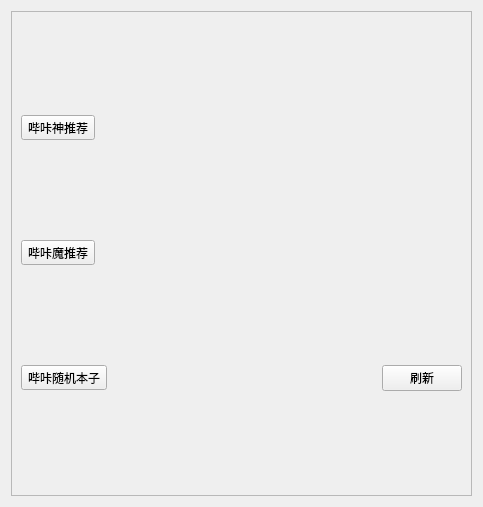
Qt form ui/index.ui (tonquer/picacg-qt) before a commit.
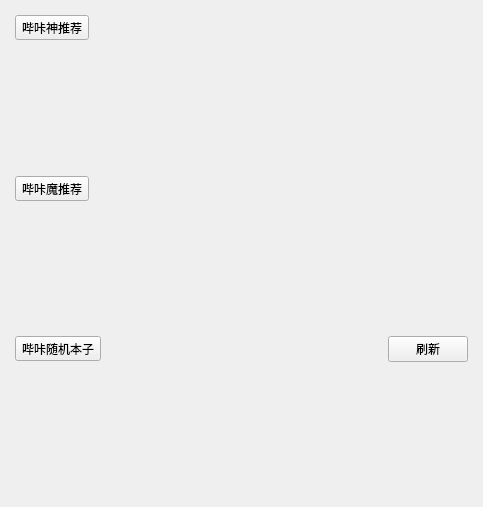
The same form after that commit. Custom widgets are drawn as their Qt base class.

Diff of the .ui file:
```diff
--- a/ui/index.ui
+++ b/ui/index.ui
@@ -14,8 +14,26 @@
    <string>Form</string>
   </property>
   <layout class="QVBoxLayout" name="verticalLayout">
+   <property name="leftMargin">
+    <number>6</number>
+   </property>
+   <property name="topMargin">
+    <number>6</number>
+   </property>
+   <property name="rightMargin">
+    <number>6</number>
+   </property>
+   <property name="bottomMargin">
+    <number>6</number>
+   </property>
    <item>
     <widget class="QScrollArea" name="scrollArea">
+     <property name="autoFillBackground">
+      <bool>false</bool>
+     </property>
+     <property name="frameShape">
+      <enum>QFrame::NoFrame</enum>
+     </property>
      <property name="widgetResizable">
       <bool>true</bool>
      </property>
@@ -24,20 +42,39 @@
        <rect>
         <x>0</x>
         <y>0</y>
-        <width>463</width>
-        <height>487</height>
+        <width>471</width>
+        <height>495</height>
        </rect>
       </property>
       <layout class="QGridLayout" name="gridLayout">
-       <item row="0" column="0">
-        <widget class="QToolButton" name="toolButton">
-         <property name="text">
-          <string>哔咔神推荐</string>
-         </property>
-        </widget>
-       </item>
        <item row="3" column="0">
-        <layout class="QHBoxLayout" name="horizontalLayout_2"/>
+        <layout class="QHBoxLayout" name="horizontalLayout_2">
+         <item>
+          <widget class="QtBookList" name="bookList2">
+           <property name="styleSheet">
+            <string notr="true">QListWidget {background-color:transparent;}</string>
+           </property>
+          </widget>
+         </item>
+        </layout>
+       </item>
+       <item row="6" column="0">
+        <layout class="QHBoxLayout" name="horizontalLayout_3">
+         <item>
+          <widget class="QtBookList" name="bookList3">
+           <property name="styleSheet">
+            <string notr="true">QListWidget {background-color:transparent;}</string>
+           </property>
+          </widget>
+         </item>
+        </layout>
+       </item>
+       <item row="2" column="0">
+        <widget class="QToolButton" name="toolButton_2">
+         <property name="text">
+          <string>哔咔魔推荐</string>
+         </property>
+        </widget>
        </item>
        <item row="4" column="0">
         <layout class="QHBoxLayout" name="horizontalLayout_4">
@@ -73,16 +110,21 @@
          </item>
         </layout>
        </item>
-       <item row="6" column="0">
-        <layout class="QHBoxLayout" name="horizontalLayout_3"/>
-       </item>
        <item row="1" column="0">
-        <layout class="QHBoxLayout" name="horizontalLayout"/>
+        <layout class="QHBoxLayout" name="horizontalLayout">
+         <item>
+          <widget class="QtBookList" name="bookList1">
+           <property name="styleSheet">
+            <string notr="true">QListWidget {background-color:transparent;}</string>
+           </property>
+          </widget>
+         </item>
+        </layout>
        </item>
-       <item row="2" column="0">
-        <widget class="QToolButton" name="toolButton_2">
+       <item row="0" column="0">
+        <widget class="QToolButton" name="toolButton">
          <property name="text">
-          <string>哔咔魔推荐</string>
+          <string>哔咔神推荐</string>
          </property>
         </widget>
        </item>
@@ -92,6 +134,13 @@
    </item>
   </layout>
  </widget>
+ <customwidgets>
+  <customwidget>
+   <class>QtBookList</class>
+   <extends>QListWidget</extends>
+   <header location="global">.qtlistwidget.h</header>
+  </customwidget>
+ </customwidgets>
  <resources/>
  <connections>
   <connection>
```
